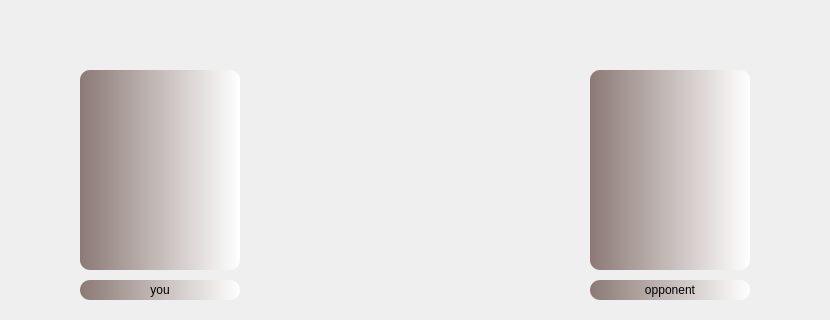
Before: the Qt Designer form gameserver.ui in A-hmy/SkullKing_Endless-Loop_8, drawn with Qt 5; both pictures show x 100 to 930 and y 0 to 320 of the 1054 by 711 pixel window.
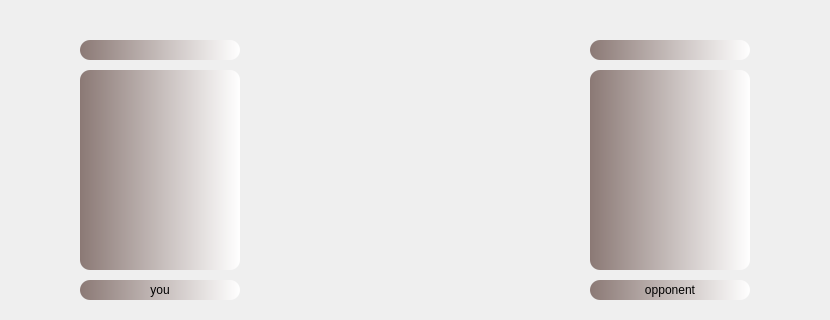
After: the same form once the commit is applied. Icons and pictures are not drawn.

Patch:
```diff
--- a/gameserver.ui
+++ b/gameserver.ui
@@ -766,6 +766,48 @@
      </property>
     </item>
    </widget>
+   <widget class="QLabel" name="UsernameYou">
+    <property name="geometry">
+     <rect>
+      <x>180</x>
+      <y>40</y>
+      <width>160</width>
+      <height>20</height>
+     </rect>
+    </property>
+    <property name="styleSheet">
+     <string notr="true">background-color: qlineargradient(spread:pad, x1:0, y1:0, x2:1, y2:0, stop:0 rgba(139, 121, 117, 255), stop:1 rgba(255, 255, 255, 255));
+border-radius:10px;
+font: 9pt &quot;Segoe Script&quot;;</string>
+    </property>
+    <property name="text">
+     <string/>
+    </property>
+    <property name="alignment">
+     <set>Qt::AlignCenter</set>
+    </property>
+   </widget>
+   <widget class="QLabel" name="UsernameOpponent">
+    <property name="geometry">
+     <rect>
+      <x>690</x>
+      <y>40</y>
+      <width>160</width>
+      <height>20</height>
+     </rect>
+    </property>
+    <property name="styleSheet">
+     <string notr="true">background-color: qlineargradient(spread:pad, x1:0, y1:0, x2:1, y2:0, stop:0 rgba(139, 121, 117, 255), stop:1 rgba(255, 255, 255, 255));
+border-radius:10px;
+font: 9pt &quot;Segoe Script&quot;;</string>
+    </property>
+    <property name="text">
+     <string/>
+    </property>
+    <property name="alignment">
+     <set>Qt::AlignCenter</set>
+    </property>
+   </widget>
    <zorder>background</zorder>
    <zorder>You</zorder>
    <zorder>Opponent</zorder>
```
Left out of the diff: 2 changed lines with no effect on the pictures.
